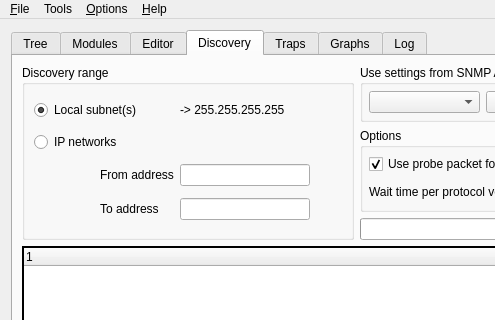
verrio/snmpb, file app/mainw.ui: the form before one commit; both pictures show x 0 to 495 and y 0 to 320 of the 800 by 600 pixel window.
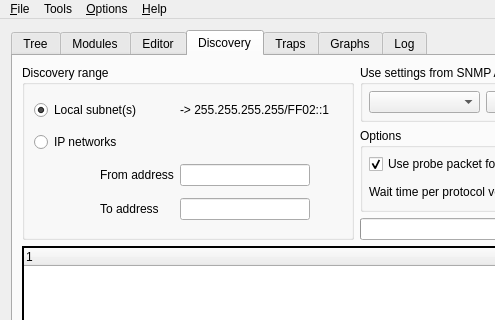
The form after the commit. The open tabs and pages were chosen to show the change. Icons and pictures are not drawn. Custom widgets are drawn as their Qt base class.

Commit message: IPv6 discovery WIP

The edit to the form file:
```diff
--- a/app/mainw.ui
+++ b/app/mainw.ui
@@ -1139,7 +1139,7 @@
            <item row="0" column="2" >
             <widget class="QLabel" name="DiscoveryLocal2" >
              <property name="text" >
-              <string>-> 255.255.255.255</string>
+              <string>-> 255.255.255.255/FF02::1</string>
              </property>
             </widget>
            </item>
```
The commit also changes 1 other file.
